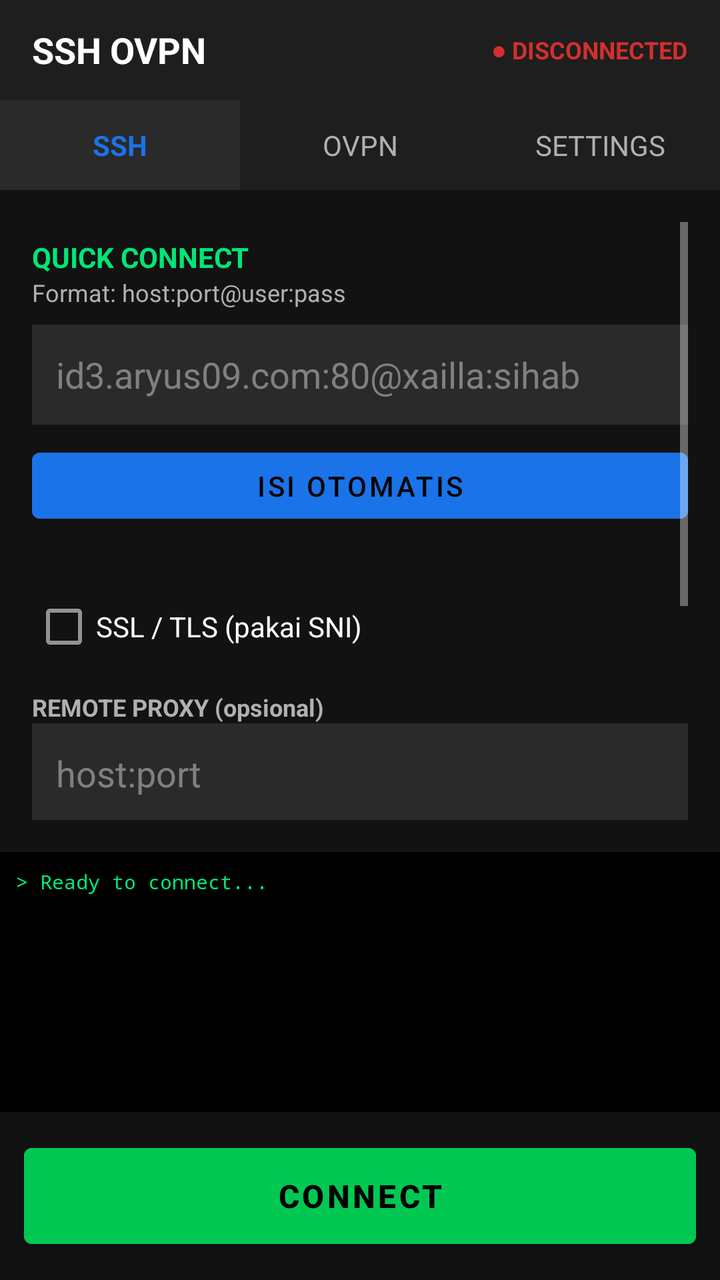
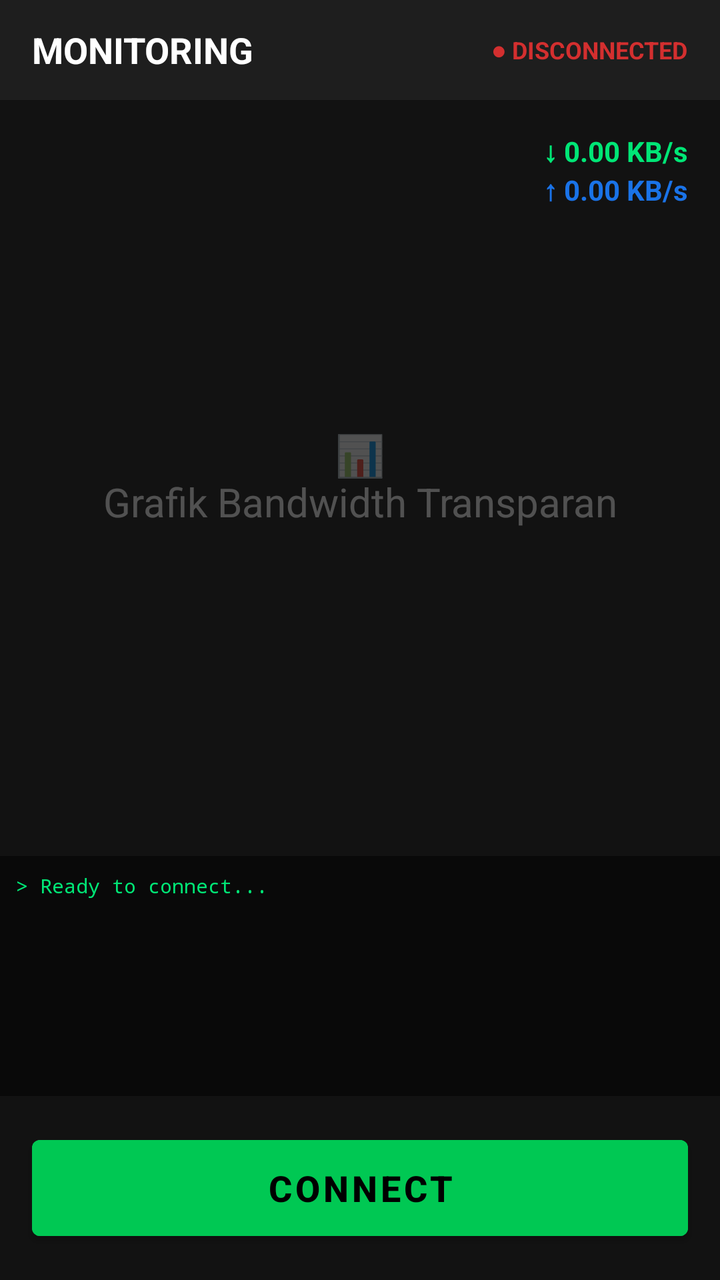

Two renders of the same Android screen: before a commit and after it. Below are the layout's source before the change and the commit's diff.
<!-- AndroidManifest.xml: application theme Theme.SSHOVPN -->
<!-- res/layout/activity_main.xml -->
<?xml version="1.0" encoding="utf-8"?>
<androidx.drawerlayout.widget.DrawerLayout 
    xmlns:android="http://schemas.android.com/apk/res/android"
    android:id="@+id/drawer_layout"
    android:layout_width="match_parent"
    android:layout_height="match_parent"
    android:background="#FF121212">

    <LinearLayout
        android:layout_width="match_parent"
        android:layout_height="match_parent"
        android:orientation="vertical"
        android:background="#FF121212">

        <LinearLayout
            android:layout_width="match_parent"
            android:layout_height="50dp"
            android:background="#FF1E1E1E"
            android:gravity="center_vertical"
            android:paddingHorizontal="16dp">
            <TextView android:layout_width="0dp" android:layout_height="wrap_content" android:layout_weight="1" android:text="SSH OVPN" android:textColor="#FFFFFFFF" android:textSize="18sp" android:textStyle="bold" />
            <TextView android:id="@+id/tvStatus" android:layout_width="wrap_content" android:layout_height="wrap_content" android:text="● DISCONNECTED" android:textColor="#FFD32F2F" android:textSize="12sp" android:textStyle="bold" />
        </LinearLayout>

        <LinearLayout
            android:layout_width="match_parent"
            android:layout_height="45dp"
            android:background="#FF1E1E1E"
            android:orientation="horizontal">
            <TextView android:id="@+id/tabSsh" android:layout_width="0dp" android:layout_height="match_parent" android:layout_weight="1" android:gravity="center" android:text="SSH" android:textColor="#FF1A73E8" android:textStyle="bold" android:background="#FF2A2A2A"/>
            <TextView android:id="@+id/tabOvpn" android:layout_width="0dp" android:layout_height="match_parent" android:layout_weight="1" android:gravity="center" android:text="OVPN" android:textColor="#FFB0B0B0" />
            <TextView android:id="@+id/tabConfig" android:layout_width="0dp" android:layout_height="match_parent" android:layout_weight="1" android:gravity="center" android:text="SETTINGS" android:textColor="#FFB0B0B0" />
        </LinearLayout>

        <ScrollView android:layout_width="match_parent" android:layout_height="0dp" android:layout_weight="1" android:padding="16dp">
            <LinearLayout android:layout_width="match_parent" android:layout_height="wrap_content" android:orientation="vertical">
                <LinearLayout android:id="@+id/formSsh" android:layout_width="match_parent" android:layout_height="wrap_content" android:orientation="vertical">
                    <TextView android:layout_width="wrap_content" android:layout_height="wrap_content" android:text="QUICK CONNECT" android:textColor="#FF00E676" android:textSize="14sp" android:textStyle="bold" android:layout_marginTop="8dp"/>
                    <TextView android:layout_width="wrap_content" android:layout_height="wrap_content" android:text="Format: host:port@user:pass" android:textColor="#FFB0B0B0" android:textSize="12sp" android:layout_marginBottom="8dp"/>
                    <EditText android:id="@+id/etQuickConnect" android:layout_width="match_parent" android:layout_height="50dp" android:background="#FF2A2A2A" android:paddingHorizontal="12dp" android:textColor="#FFFFFFFF" android:textColorHint="#FF808080" android:hint="id3.aryus09.com:80@xailla:sihab"/>
                    <Button android:id="@+id/btnParse" android:layout_width="match_parent" android:layout_height="45dp" android:text="ISI OTOMATIS" android:backgroundTint="#FF1A73E8" android:layout_marginTop="8dp" android:layout_marginBottom="24dp"/>
                    <CheckBox android:id="@+id/cbSsl" android:layout_width="match_parent" android:layout_height="wrap_content" android:text="SSL / TLS (pakai SNI)" android:textColor="#FFFFFFFF"/>
                    <TextView android:layout_width="wrap_content" android:layout_height="wrap_content" android:text="REMOTE PROXY (opsional)" android:textColor="#FFB0B0B0" android:textSize="12sp" android:textStyle="bold" android:layout_marginTop="8dp"/>
                    <EditText android:id="@+id/etProxy" android:layout_width="match_parent" android:layout_height="50dp" android:background="#FF2A2A2A" android:paddingHorizontal="12dp" android:textColor="#FFFFFFFF" android:textColorHint="#FF808080" android:singleLine="true" android:hint="host:port"/>
                    <TextView android:layout_width="wrap_content" android:layout_height="wrap_content" android:text="SNI / HOST HEADER" android:textColor="#FFB0B0B0" android:textSize="12sp" android:textStyle="bold" android:layout_marginTop="8dp"/>
                    <EditText android:id="@+id/etSni" android:layout_width="match_parent" android:layout_height="50dp" android:background="#FF2A2A2A" android:paddingHorizontal="12dp" android:textColor="#FFFFFFFF" android:textColorHint="#FF808080" android:singleLine="true" android:hint="contoh: m.facebook.com"/>
                    <TextView android:layout_width="wrap_content" android:layout_height="wrap_content" android:text="HTTP PAYLOAD" android:textColor="#FFB0B0B0" android:textSize="12sp" android:textStyle="bold" android:layout_marginTop="8dp"/>
                    <EditText android:id="@+id/etPayload" android:layout_width="match_parent" android:layout_height="100dp" android:background="#FF2A2A2A" android:padding="12dp" android:textColor="#FFFFFFFF" android:gravity="top|start" android:inputType="textMultiLine" android:textColorHint="#FF808080" android:hint="GET / HTTP/1.1[crlf]Host: m.facebook.com[crlf]..."/>
                </LinearLayout>

                <LinearLayout android:id="@+id/formOvpn" android:layout_width="match_parent" android:layout_height="wrap_content" android:orientation="vertical" android:visibility="gone">
                    <TextView android:layout_width="wrap_content" android:layout_height="wrap_content" android:text="OVPN Config Path" android:textColor="#FFFFFFFF" android:layout_marginTop="16dp"/>
                    <EditText android:id="@+id/etOvpnPath" android:layout_width="match_parent" android:layout_height="50dp" android:background="#FF2A2A2A" android:paddingHorizontal="12dp" android:textColor="#FFFFFFFF" android:hint="/sdcard/client.ovpn" android:layout_marginTop="8dp"/>
                    <Button android:id="@+id/btnPickOvpn" android:layout_width="match_parent" android:layout_height="50dp" android:text="PILIH FILE OVPN" android:layout_marginTop="16dp" android:backgroundTint="#FF1A73E8"/>
                </LinearLayout>

                <LinearLayout android:id="@+id/formConfig" android:layout_width="match_parent" android:layout_height="wrap_content" android:orientation="vertical" android:visibility="gone">
                    <TextView android:layout_width="wrap_content" android:layout_height="wrap_content" android:text="DNS SERVER" android:textColor="#FFB0B0B0" android:textSize="12sp" android:textStyle="bold" android:layout_marginTop="16dp"/>
                    <EditText android:id="@+id/etDns" android:layout_width="match_parent" android:layout_height="50dp" android:background="#FF2A2A2A" android:paddingHorizontal="12dp" android:textColor="#FFFFFFFF" android:text="1.1.1.1"/>
                    <CheckBox android:id="@+id/cbAutoReconnect" android:layout_width="match_parent" android:layout_height="wrap_content" android:text="Auto Reconnect" android:textColor="#FFFFFFFF" android:checked="true" android:layout_marginTop="16dp"/>
                    <CheckBox android:id="@+id/cbBypassDpi" android:layout_width="match_parent" android:layout_height="wrap_content" android:text="Bypass DPI / Split Payload" android:textColor="#FFFFFFFF"/>
                </LinearLayout>
            </LinearLayout>
        </ScrollView>

        <TextView android:id="@+id/tvLog" android:layout_width="match_parent" android:layout_height="130dp" android:background="#FF000000" android:fontFamily="monospace" android:padding="8dp" android:scrollbars="vertical" android:text="> Ready to connect..." android:textColor="#FF00E676" android:textSize="10sp" />
        <Button android:id="@+id/btnConnect" android:layout_width="match_parent" android:layout_height="60dp" android:layout_margin="12dp" android:text="CONNECT" android:textSize="16sp" android:textStyle="bold" android:textColor="#FF000000" android:backgroundTint="#FF00C853" />
    </LinearLayout>

    <ScrollView
        android:layout_width="280dp"
        android:layout_height="match_parent"
        android:layout_gravity="start"
        android:background="#FF1E1E1E">
        <LinearLayout
            android:layout_width="match_parent"
            android:layout_height="wrap_content"
            android:orientation="vertical"
            android:padding="16dp">
            <TextView android:layout_width="wrap_content" android:layout_height="wrap_content" android:text="SSH OVPN MENU" android:textColor="#FF00E676" android:textSize="20sp" android:textStyle="bold" android:layout_marginBottom="24dp"/>
            <TextView android:layout_width="wrap_content" android:layout_height="wrap_content" android:text="SSH" android:textColor="#FFFFFFFF" android:textStyle="bold" android:layout_marginTop="16dp"/>
            <TextView android:id="@+id/menu_ssh" android:layout_width="match_parent" android:layout_height="wrap_content" android:text="   SSH" android:textColor="#FFB0B0B0" android:padding="12dp"/>
            <TextView android:id="@+id/menu_ovpn" android:layout_width="match_parent" android:layout_height="wrap_content" android:text="   OVPN" android:textColor="#FFB0B0B0" android:padding="12dp"/>
            <TextView android:id="@+id/menu_upload_ssh" android:layout_width="match_parent" android:layout_height="wrap_content" android:text="   Upload config" android:textColor="#FFB0B0B0" android:padding="12dp"/>
            <TextView android:layout_width="wrap_content" android:layout_height="wrap_content" android:text="Setting" android:textColor="#FFFFFFFF" android:textStyle="bold" android:layout_marginTop="16dp"/>
            <TextView android:id="@+id/menu_setting" android:layout_width="match_parent" android:layout_height="wrap_content" android:text="   Pengaturan" android:textColor="#FFB0B0B0" android:padding="12dp"/>
            <TextView android:layout_width="wrap_content" android:layout_height="wrap_content" android:text="X-ray" android:textColor="#FFFFFFFF" android:textStyle="bold" android:layout_marginTop="16dp"/>
            <TextView android:id="@+id/menu_vmees" android:layout_width="match_parent" android:layout_height="wrap_content" android:text="   Vmees" android:textColor="#FFB0B0B0" android:padding="12dp"/>
            <TextView android:id="@+id/menu_bless" android:layout_width="match_parent" android:layout_height="wrap_content" android:text="   Bless" android:textColor="#FFB0B0B0" android:padding="12dp"/>
            <TextView android:id="@+id/menu_trojan" android:layout_width="match_parent" android:layout_height="wrap_content" android:text="   Trojan" android:textColor="#FFB0B0B0" android:padding="12dp"/>
            <TextView android:id="@+id/menu_ss" android:layout_width="match_parent" android:layout_height="wrap_content" android:text="   Ss" android:textColor="#FFB0B0B0" android:padding="12dp"/>
            <TextView android:id="@+id/menu_upload_xray" android:layout_width="match_parent" android:layout_height="wrap_content" android:text="   Upload config" android:textColor="#FFB0B0B0" android:padding="12dp"/>
            <TextView android:layout_width="wrap_content" android:layout_height="wrap_content" android:text="Developer" android:textColor="#FFFFFFFF" android:textStyle="bold" android:layout_marginTop="16dp"/>
            <TextView android:id="@+id/menu_dev" android:layout_width="match_parent" android:layout_height="wrap_content" android:text="   XaillaXsh" android:textColor="#FFB0B0B0" android:padding="12dp"/>
        </LinearLayout>
    </ScrollView>
</androidx.drawerlayout.widget.DrawerLayout>
<!-- resources referenced by this layout -->
<resources>
  <style name="Theme.SSHOVPN" parent="Theme.MaterialComponents.NoActionBar">
          <item name="colorPrimary">#FF1A73E8</item>
          <item name="colorSecondary">#FF00C853</item>
          <item name="android:windowBackground">#FF121212</item>
      </style>
</resources>

<!-- the commit's change to res/layout/activity_main.xml (unified diff, before → after) -->
@@ -6,67 +6,61 @@
     android:layout_height="match_parent"
     android:background="#FF121212">
 
+    
     <LinearLayout
         android:layout_width="match_parent"
         android:layout_height="match_parent"
-        android:orientation="vertical"
-        android:background="#FF121212">
+        android:orientation="vertical">
 
+        
         <LinearLayout
             android:layout_width="match_parent"
             android:layout_height="50dp"
             android:background="#FF1E1E1E"
             android:gravity="center_vertical"
             android:paddingHorizontal="16dp">
-            <TextView android:layout_width="0dp" android:layout_height="wrap_content" android:layout_weight="1" android:text="SSH OVPN" android:textColor="#FFFFFFFF" android:textSize="18sp" android:textStyle="bold" />
+            <TextView android:layout_width="0dp" android:layout_height="wrap_content" android:layout_weight="1" android:text="MONITORING" android:textColor="#FFFFFFFF" android:textSize="18sp" android:textStyle="bold" />
             <TextView android:id="@+id/tvStatus" android:layout_width="wrap_content" android:layout_height="wrap_content" android:text="● DISCONNECTED" android:textColor="#FFD32F2F" android:textSize="12sp" android:textStyle="bold" />
         </LinearLayout>
 
-        <LinearLayout
+        
+        <RelativeLayout
             android:layout_width="match_parent"
-            android:layout_height="45dp"
-            android:background="#FF1E1E1E"
-            android:orientation="horizontal">
-            <TextView android:id="@+id/tabSsh" android:layout_width="0dp" android:layout_height="match_parent" android:layout_weight="1" android:gravity="center" android:text="SSH" android:textColor="#FF1A73E8" android:textStyle="bold" android:background="#FF2A2A2A"/>
-            <TextView android:id="@+id/tabOvpn" android:layout_width="0dp" android:layout_height="match_parent" android:layout_weight="1" android:gravity="center" android:text="OVPN" android:textColor="#FFB0B0B0" />
-            <TextView android:id="@+id/tabConfig" android:layout_width="0dp" android:layout_height="match_parent" android:layout_weight="1" android:gravity="center" android:text="SETTINGS" android:textColor="#FFB0B0B0" />
-        </LinearLayout>
+            android:layout_height="0dp"
+            android:layout_weight="1"
+            android:background="#00000000">
+            
+            
+            <TextView
+                android:layout_width="wrap_content"
+                android:layout_height="wrap_content"
+                android:layout_centerInParent="true"
+                android:text="📊\nGrafik Bandwidth Transparan"
+                android:textColor="#44FFFFFF"
+                android:textSize="20sp"
+                android:gravity="center"/>
+                
+            
+            <LinearLayout
+                android:layout_width="wrap_content"
+                android:layout_height="wrap_content"
+                android:layout_alignParentTop="true"
+                android:layout_alignParentRight="true"
+                android:orientation="vertical"
+                android:padding="16dp">
+                <TextView android:layout_width="wrap_content" android:layout_height="wrap_content" android:text="↓ 0.00 KB/s" android:textColor="#FF00E676" android:textStyle="bold"/>
+                <TextView android:layout_width="wrap_content" android:layout_height="wrap_content" android:text="↑ 0.00 KB/s" android:textColor="#FF1A73E8" android:textStyle="bold"/>
+            </LinearLayout>
+        </RelativeLayout>
 
-        <ScrollView android:layout_width="match_parent" android:layout_height="0dp" android:layout_weight="1" android:padding="16dp">
-            <LinearLayout android:layout_width="match_parent" android:layout_height="wrap_content" android:orientation="vertical">
-                <LinearLayout android:id="@+id/formSsh" android:layout_width="match_parent" android:layout_height="wrap_content" android:orientation="vertical">
-                    <TextView android:layout_width="wrap_content" android:layout_height="wrap_content" android:text="QUICK CONNECT" android:textColor="#FF00E676" android:textSize="14sp" android:textStyle="bold" android:layout_marginTop="8dp"/>
-                    <TextView android:layout_width="wrap_content" android:layout_height="wrap_content" android:text="Format: host:port@user:pass" android:textColor="#FFB0B0B0" android:textSize="12sp" android:layout_marginBottom="8dp"/>
-                    <EditText android:id="@+id/etQuickConnect" android:layout_width="match_parent" android:layout_height="50dp" android:background="#FF2A2A2A" android:paddingHorizontal="12dp" android:textColor="#FFFFFFFF" android:textColorHint="#FF808080" android:hint="id3.aryus09.com:80@xailla:sihab"/>
-                    <Button android:id="@+id/btnParse" android:layout_width="match_parent" android:layout_height="45dp" android:text="ISI OTOMATIS" android:backgroundTint="#FF1A73E8" android:layout_marginTop="8dp" android:layout_marginBottom="24dp"/>
-                    <CheckBox android:id="@+id/cbSsl" android:layout_width="match_parent" android:layout_height="wrap_content" android:text="SSL / TLS (pakai SNI)" android:textColor="#FFFFFFFF"/>
-                    <TextView android:layout_width="wrap_content" android:layout_height="wrap_content" android:text="REMOTE PROXY (opsional)" android:textColor="#FFB0B0B0" android:textSize="12sp" android:textStyle="bold" android:layout_marginTop="8dp"/>
-                    <EditText android:id="@+id/etProxy" android:layout_width="match_parent" android:layout_height="50dp" android:background="#FF2A2A2A" android:paddingHorizontal="12dp" android:textColor="#FFFFFFFF" android:textColorHint="#FF808080" android:singleLine="true" android:hint="host:port"/>
-                    <TextView android:layout_width="wrap_content" android:layout_height="wrap_content" android:text="SNI / HOST HEADER" android:textColor="#FFB0B0B0" android:textSize="12sp" android:textStyle="bold" android:layout_marginTop="8dp"/>
-                    <EditText android:id="@+id/etSni" android:layout_width="match_parent" android:layout_height="50dp" android:background="#FF2A2A2A" android:paddingHorizontal="12dp" android:textColor="#FFFFFFFF" android:textColorHint="#FF808080" android:singleLine="true" android:hint="contoh: m.facebook.com"/>
-                    <TextView android:layout_width="wrap_content" android:layout_height="wrap_content" android:text="HTTP PAYLOAD" android:textColor="#FFB0B0B0" android:textSize="12sp" android:textStyle="bold" android:layout_marginTop="8dp"/>
-                    <EditText android:id="@+id/etPayload" android:layout_width="match_parent" android:layout_height="100dp" android:background="#FF2A2A2A" android:padding="12dp" android:textColor="#FFFFFFFF" android:gravity="top|start" android:inputType="textMultiLine" android:textColorHint="#FF808080" android:hint="GET / HTTP/1.1[crlf]Host: m.facebook.com[crlf]..."/>
-                </LinearLayout>
+        
+        <TextView android:id="@+id/tvLog" android:layout_width="match_parent" android:layout_height="120dp" android:background="#80000000" android:fontFamily="monospace" android:padding="8dp" android:scrollbars="vertical" android:text="> Ready to connect..." android:textColor="#FF00E676" android:textSize="10sp" />
 
-                <LinearLayout android:id="@+id/formOvpn" android:layout_width="match_parent" android:layout_height="wrap_content" android:orientation="vertical" android:visibility="gone">
-                    <TextView android:layout_width="wrap_content" android:layout_height="wrap_content" android:text="OVPN Config Path" android:textColor="#FFFFFFFF" android:layout_marginTop="16dp"/>
-                    <EditText android:id="@+id/etOvpnPath" android:layout_width="match_parent" android:layout_height="50dp" android:background="#FF2A2A2A" android:paddingHorizontal="12dp" android:textColor="#FFFFFFFF" android:hint="/sdcard/client.ovpn" android:layout_marginTop="8dp"/>
-                    <Button android:id="@+id/btnPickOvpn" android:layout_width="match_parent" android:layout_height="50dp" android:text="PILIH FILE OVPN" android:layout_marginTop="16dp" android:backgroundTint="#FF1A73E8"/>
-                </LinearLayout>
-
-                <LinearLayout android:id="@+id/formConfig" android:layout_width="match_parent" android:layout_height="wrap_content" android:orientation="vertical" android:visibility="gone">
-                    <TextView android:layout_width="wrap_content" android:layout_height="wrap_content" android:text="DNS SERVER" android:textColor="#FFB0B0B0" android:textSize="12sp" android:textStyle="bold" android:layout_marginTop="16dp"/>
-                    <EditText android:id="@+id/etDns" android:layout_width="match_parent" android:layout_height="50dp" android:background="#FF2A2A2A" android:paddingHorizontal="12dp" android:textColor="#FFFFFFFF" android:text="1.1.1.1"/>
-                    <CheckBox android:id="@+id/cbAutoReconnect" android:layout_width="match_parent" android:layout_height="wrap_content" android:text="Auto Reconnect" android:textColor="#FFFFFFFF" android:checked="true" android:layout_marginTop="16dp"/>
-                    <CheckBox android:id="@+id/cbBypassDpi" android:layout_width="match_parent" android:layout_height="wrap_content" android:text="Bypass DPI / Split Payload" android:textColor="#FFFFFFFF"/>
-                </LinearLayout>
-            </LinearLayout>
-        </ScrollView>
-
-        <TextView android:id="@+id/tvLog" android:layout_width="match_parent" android:layout_height="130dp" android:background="#FF000000" android:fontFamily="monospace" android:padding="8dp" android:scrollbars="vertical" android:text="> Ready to connect..." android:textColor="#FF00E676" android:textSize="10sp" />
-        <Button android:id="@+id/btnConnect" android:layout_width="match_parent" android:layout_height="60dp" android:layout_margin="12dp" android:text="CONNECT" android:textSize="16sp" android:textStyle="bold" android:textColor="#FF000000" android:backgroundTint="#FF00C853" />
+        
+        <Button android:id="@+id/btnConnect" android:layout_width="match_parent" android:layout_height="60dp" android:layout_margin="16dp" android:text="CONNECT" android:textSize="18sp" android:textStyle="bold" android:textColor="#FF000000" android:backgroundTint="#FF00C853" />
     </LinearLayout>
 
+    
     <ScrollView
         android:layout_width="280dp"
         android:layout_height="match_parent"
@@ -77,21 +71,30 @@
             android:layout_height="wrap_content"
             android:orientation="vertical"
             android:padding="16dp">
-            <TextView android:layout_width="wrap_content" android:layout_height="wrap_content" android:text="SSH OVPN MENU" android:textColor="#FF00E676" android:textSize="20sp" android:textStyle="bold" android:layout_marginBottom="24dp"/>
-            <TextView android:layout_width="wrap_content" android:layout_height="wrap_content" android:text="SSH" android:textColor="#FFFFFFFF" android:textStyle="bold" android:layout_marginTop="16dp"/>
+            
+            <TextView android:layout_width="wrap_content" android:layout_height="wrap_content" android:text="XAILLASSH MENU" android:textColor="#FF00E676" android:textSize="20sp" android:textStyle="bold" android:layout_marginBottom="24dp"/>
+
+            
+            <TextView android:layout_width="wrap_content" android:layout_height="wrap_content" android:text="SSH" android:textColor="#FFFFFFFF" android:textStyle="bold" android:layout_marginTop="8dp"/>
             <TextView android:id="@+id/menu_ssh" android:layout_width="match_parent" android:layout_height="wrap_content" android:text="   SSH" android:textColor="#FFB0B0B0" android:padding="12dp"/>
             <TextView android:id="@+id/menu_ovpn" android:layout_width="match_parent" android:layout_height="wrap_content" android:text="   OVPN" android:textColor="#FFB0B0B0" android:padding="12dp"/>
             <TextView android:id="@+id/menu_upload_ssh" android:layout_width="match_parent" android:layout_height="wrap_content" android:text="   Upload config" android:textColor="#FFB0B0B0" android:padding="12dp"/>
-            <TextView android:layout_width="wrap_content" android:layout_height="wrap_content" android:text="Setting" android:textColor="#FFFFFFFF" android:textStyle="bold" android:layout_marginTop="16dp"/>
-            <TextView android:id="@+id/menu_setting" android:layout_width="match_parent" android:layout_height="wrap_content" android:text="   Pengaturan" android:textColor="#FFB0B0B0" android:padding="12dp"/>
-            <TextView android:layout_width="wrap_content" android:layout_height="wrap_content" android:text="X-ray" android:textColor="#FFFFFFFF" android:textStyle="bold" android:layout_marginTop="16dp"/>
+
+            
+            <TextView android:layout_width="wrap_content" android:layout_height="wrap_content" android:text="X-RAY" android:textColor="#FFFFFFFF" android:textStyle="bold" android:layout_marginTop="16dp"/>
             <TextView android:id="@+id/menu_vmees" android:layout_width="match_parent" android:layout_height="wrap_content" android:text="   Vmees" android:textColor="#FFB0B0B0" android:padding="12dp"/>
             <TextView android:id="@+id/menu_bless" android:layout_width="match_parent" android:layout_height="wrap_content" android:text="   Bless" android:textColor="#FFB0B0B0" android:padding="12dp"/>
             <TextView android:id="@+id/menu_trojan" android:layout_width="match_parent" android:layout_height="wrap_content" android:text="   Trojan" android:textColor="#FFB0B0B0" android:padding="12dp"/>
             <TextView android:id="@+id/menu_ss" android:layout_width="match_parent" android:layout_height="wrap_content" android:text="   Ss" android:textColor="#FFB0B0B0" android:padding="12dp"/>
             <TextView android:id="@+id/menu_upload_xray" android:layout_width="match_parent" android:layout_height="wrap_content" android:text="   Upload config" android:textColor="#FFB0B0B0" android:padding="12dp"/>
-            <TextView android:layout_width="wrap_content" android:layout_height="wrap_content" android:text="Developer" android:textColor="#FFFFFFFF" android:textStyle="bold" android:layout_marginTop="16dp"/>
-            <TextView android:id="@+id/menu_dev" android:layout_width="match_parent" android:layout_height="wrap_content" android:text="   XaillaXsh" android:textColor="#FFB0B0B0" android:padding="12dp"/>
+
+            
+            <TextView android:layout_width="wrap_content" android:layout_height="wrap_content" android:text="LAINNYA" android:textColor="#FFFFFFFF" android:textStyle="bold" android:layout_marginTop="16dp"/>
+            
+            
+            <TextView android:id="@+id/menu_save_config" android:layout_width="match_parent" android:layout_height="wrap_content" android:text="   Save Config XaillaXsh" android:textColor="#FFFF9800" android:textStyle="bold" android:padding="12dp"/>
+            
+            <TextView android:id="@+id/menu_dev" android:layout_width="match_parent" android:layout_height="wrap_content" android:text="   Developer XaillaXsh" android:textColor="#FFB0B0B0" android:padding="12dp"/>
         </LinearLayout>
     </ScrollView>
 </androidx.drawerlayout.widget.DrawerLayout>
